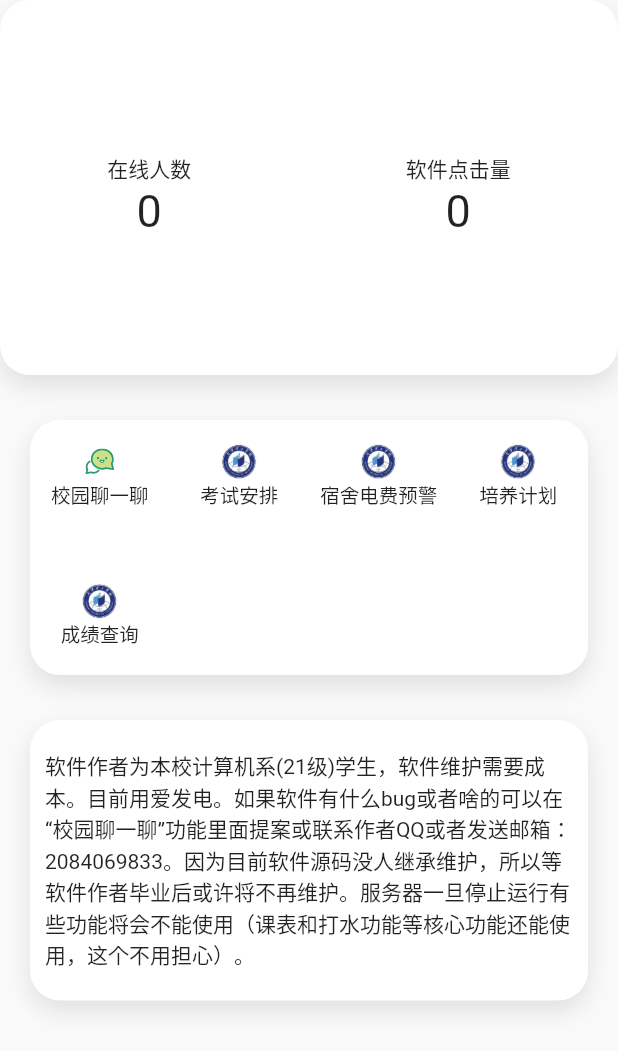
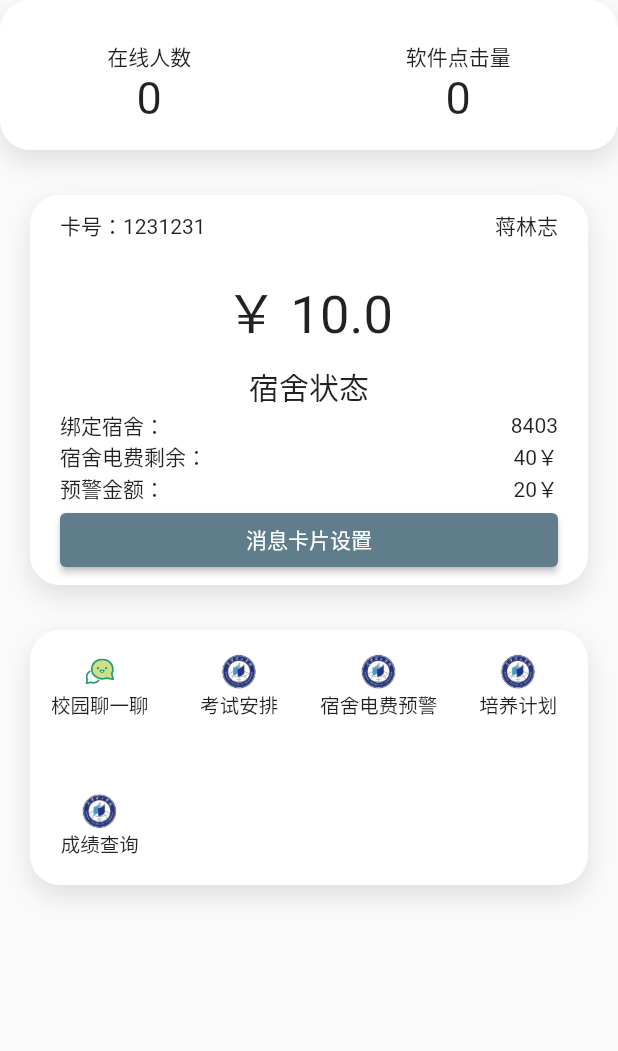
Before and after one commit to Changbaiqi/NNLG, a Flutter app: the Main_community screen opened directly, on a phone screen of 412 x 824 dp. Shown: the top 1051 px of the screen. Run offline on Flutter 3.47's test engine with Material 2 defaults, Android fonts, the phone set to English and light mode, and no system bars; our stand-ins replace dio, flutter_easyrefresh, flutter_svg, fluttertoast, image_gallery_saver, image_picker and 5 more; missing offline and left inert: amap_flutter_base, amap_flutter_map, dart:ffi, flutter_hms_scan_kit, qr_code_scanner, scan; accounts and stored records are empty; network calls fail.

Commit message:
调整部分布局以及添加校卡信息功能

```diff
--- a/lib/view/Main_community.dart
+++ b/lib/view/Main_community.dart
@@ -11,6 +11,7 @@ import 'package:nnlg/utils/CusBehavior.dart';
 import 'package:nnlg/utils/ToastUtil.dart';
 import 'package:nnlg/view/Chitchat.dart';
 import 'package:nnlg/view/ExamInquiry.dart';
+import 'package:nnlg/view/Main.dart';
 import 'package:nnlg/view/ScoreInquiry.dart';
 import 'package:nnlg/view/module/showBindPowerDialog.dart';
 
@@ -61,7 +62,7 @@ class _CommunityState extends State<Community> {
                     spreadRadius: 0,
                     color: Color(0xFFdfdfdf))
               ]),
-          height: 250,
+          height: 100,
           child: Padding(
             padding: EdgeInsets.fromLTRB(0, 10, 0, 0),
             child: Container(
@@ -99,6 +100,66 @@ class _CommunityState extends State<Community> {
             ),
           ),
         ),
+        //校园卡信息
+        Padding(
+          padding: EdgeInsets.fromLTRB(20, 30, 20, 0),
+          child: Container(
+            decoration: BoxDecoration(
+                color: Colors.white,
+                borderRadius: BorderRadius.all(Radius.circular(20)),
+                boxShadow: [
+                  BoxShadow(
+                      offset: Offset(0.0, 7.0),
+                      blurRadius: 14.0,
+                      spreadRadius: 0,
+                      color: Color(0xFFdfdfdf))
+                ]),
+            height: 260,
+            width: MediaQuery.of(context).size.width,
+            child: Column(
+              children: [
+                Padding(padding: EdgeInsets.fromLTRB(20, 10, 20, 0),
+                child: Row(
+                  mainAxisAlignment: MainAxisAlignment.spaceBetween,
+                  children: [
+                    Text('卡号：'+"1231231"),
+                    Text('蒋林志')
+                  ],
+                ),),
+                Padding(padding: EdgeInsets.fromLTRB(0, 20, 0, 0),child: Text('￥ 10.0',style: TextStyle(fontSize: 35),),),
+                Padding(padding: EdgeInsets.fromLTRB(20, 10, 20, 0),
+                child: Column(
+                  children: [
+                    Text('宿舍状态',style: TextStyle(fontSize: 20),),
+                    Row(
+                      mainAxisAlignment: MainAxisAlignment.spaceBetween,
+                      children: [
+                        Text('绑定宿舍：'),
+                        Text('8403'),
+                      ],),
+                    Row(
+                      mainAxisAlignment: MainAxisAlignment.spaceBetween,
+                      children: [
+                        Text('宿舍电费剩余：'),
+                        Text('40￥'),
+                      ],),
+                    Row(
+                      mainAxisAlignment: MainAxisAlignment.spaceBetween,
+                      children: [
+                        Text('预警金额：'),
+                        Text('20￥')
+                      ],),
+                    Container(
+                      width: MediaQuery.of(context).size.width,
+                      child: ElevatedButton(onPressed: (){}, child: Text('消息卡片设置'),style: ButtonStyle(backgroundColor: MaterialStateProperty.all(Colors.blueGrey)),),
+                    )
+                  ],
+                ),)
+              ],
+            ),
+          ),
+        ),
+        //其他功能
         Padding(
           padding: EdgeInsets.fromLTRB(20, 30, 20, 0),
           child: Container(
@@ -122,7 +183,7 @@ class _CommunityState extends State<Community> {
                 ),
                 children: [
                   Padding(padding: EdgeInsets.fromLTRB(0, 15, 0, 0)
-                  ,child: InkWell(
+                    ,child: InkWell(
                       child: boxChildSvg("assets/images/lyl.svg", '校园聊一聊'),
                       onTap: () {
                         // ToastUtil.show('该功能未开放');
@@ -172,33 +233,6 @@ class _CommunityState extends State<Community> {
                     },
                   ),),
                 ],
-              ),
-            ),
-          ),
-        ),
-        Padding(
-          padding: EdgeInsets.fromLTRB(20, 30, 20, 0),
-          child: Container(
-            decoration: BoxDecoration(
-                color: Colors.white,
-                borderRadius: BorderRadius.all(Radius.circular(20)),
-                boxShadow: [
-                  BoxShadow(
-                      offset: Offset(0.0, 7.0),
-                      blurRadius: 14.0,
-                      spreadRadius: 0,
-                      color: Color(0xFFdfdfdf))
-                ]),
-            child: Padding(
-              padding: EdgeInsets.fromLTRB(10, 20, 10, 20),
-              child: ScrollConfiguration(
-                behavior: CusBehavior(),
-                child: Column(
-                  children: [
-                    Text(
-                        '软件作者为本校计算机系(21级)学生，软件维护需要成本。目前用爱发电。如果软件有什么bug或者啥的可以在“校园聊一聊”功能里面提案或联系作者QQ或者发送邮箱：2084069833。因为目前软件源码没人继承维护，所以等软件作者毕业后或许将不再维护。服务器一旦停止运行有些功能将会不能使用（课表和打水功能等核心功能还能使用，这个不用担心）。')
-                  ],
-                ),
               ),
             ),
           ),
--- a/pubspec.yaml
+++ b/pubspec.yaml
@@ -165,6 +165,7 @@ flutter:
     - assets/images/github.svg
     - assets/images/qq.svg
     - assets/images/blog.svg
+    - assets/images/about.svg
   # To add assets to your application, add an assets section, like this:
   # assets:
   #   - images/a_dot_burr.jpeg
```
Also changed, not shown: lib/view/AboutMeView.dart (added, +138 -0 lines), lib/view/Main_user.dart (+8 -89 lines), lib/view/SchoolCardInformSet.dart (added, +16 -0 lines), assets/images/about.svg (added).
